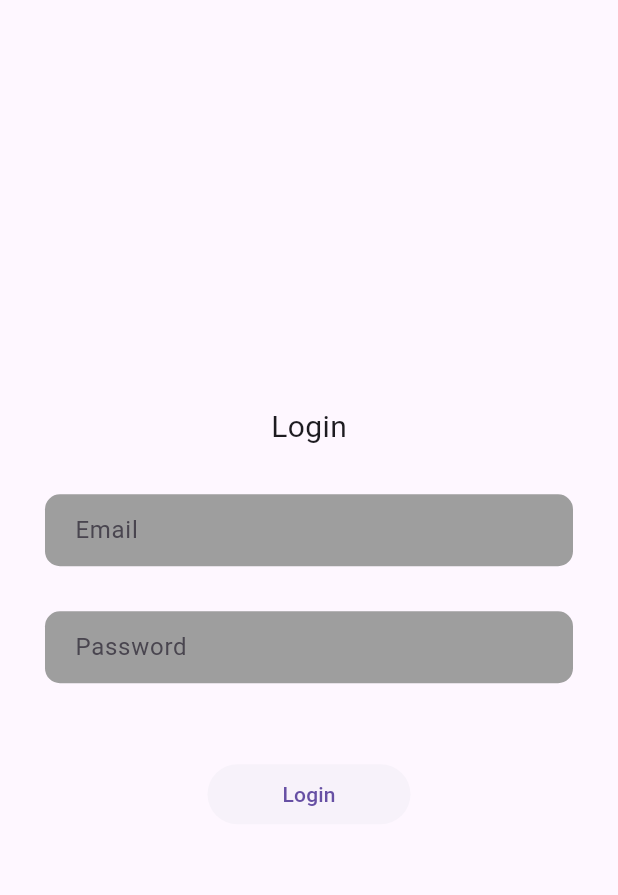
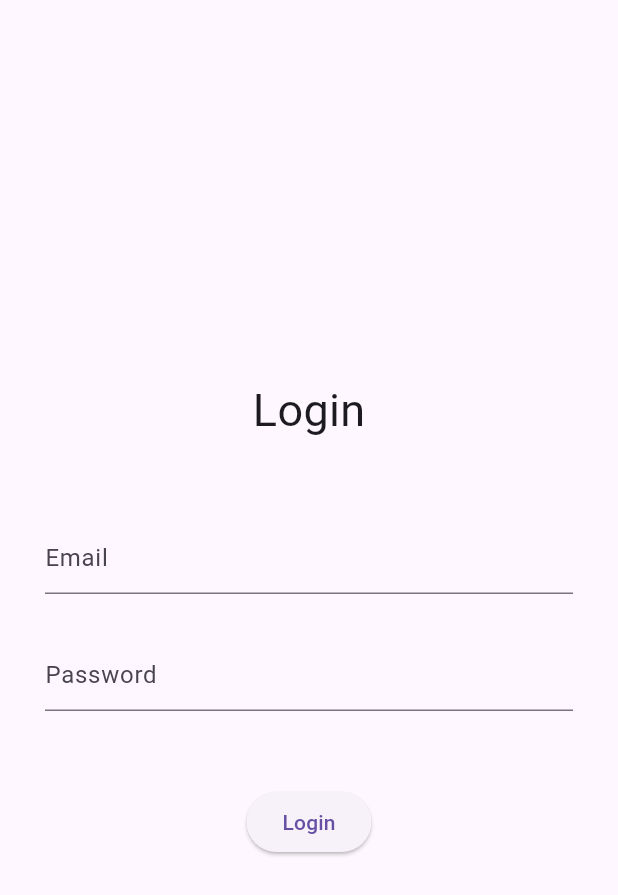
Before and after one commit to zloadmin/flutter_test_app, a Flutter app: the screen it shows after launch, on a phone screen of 412 x 824 dp. Shown: the top 895 px of the screen. Run offline on Flutter 3.47's test engine with Material 3 defaults, Android fonts, the phone set to English and light mode, and no system bars; our stand-ins replace equatable, flutter_bloc.

Commit message:
login page with cubit state

```diff
--- /dev/null
+++ b/lib/blocs/login_cubit/login_state.dart
@@ -0,0 +1,39 @@
+import 'package:crud_api/core/responses/validation_response.dart';
+import 'package:crud_api/models/user_model.dart';
+import 'package:equatable/equatable.dart';
+
+abstract class LoginState extends Equatable {
+
+}
+
+class LoginInitial extends LoginState {
+  @override
+  List<Object?> get props => [];
+
+}
+
+class LoginLoading extends LoginState {
+  @override
+  List<Object?> get props => [];
+}
+
+class LoginSuccess extends LoginState {
+  final UserModel userModel;
+  LoginSuccess({required this.userModel});
+  @override
+  List<Object?> get props => [userModel];
+}
+
+class LoginValidationError extends LoginState {
+  final ValidationResponse validationResponse;
+  LoginValidationError({required this.validationResponse});
+  String? getError(String key) {
+    return validationResponse.getError(key);
+  }
+  @override
+  List<Object?> get props => [validationResponse];
+}
+
+class LoginFailed extends LoginState {
+  List<Object?> get props => [];
+}
--- /dev/null
+++ b/lib/core/exceptions/validation_exception.dart
@@ -0,0 +1,8 @@
+import 'package:crud_api/core/responses/validation_response.dart';
+
+class ValidationException implements Exception {
+  ValidationResponse response;
+
+  ValidationException({required this.response});
+  ValidationException.fromJson(Map<String, dynamic> json) : response = ValidationResponse.fromJson(json);
+}
--- /dev/null
+++ b/lib/core/responses/validation_response.dart
@@ -0,0 +1,26 @@
+import 'package:equatable/equatable.dart';
+
+class ValidationResponse extends Equatable {
+  final String message;
+  final Map<String, List<String>> errors;
+
+  factory ValidationResponse.fromJson(Map<String, dynamic> json) {
+    Map<String, List<String>> errorsList = {};
+    (json['errors']).forEach((key, value) {
+      errorsList[key] = List<String>.from(value as List);
+    });
+    return ValidationResponse(
+      message: json['message'] as String,
+      errors: errorsList,
+    );
+  }
+
+  const ValidationResponse({required this.message, required this.errors});
+
+  String? getError(String key) {
+    return errors.containsKey(key) ? errors[key]?.first : null;
+  }
+
+  @override
+  List<Object?> get props => [message, errors];
+}
--- a/lib/main.dart
+++ b/lib/main.dart
@@ -1,4 +1,4 @@
-import './views/login_page.dart';
+import './pages/login_page.dart';
 import 'package:flutter/material.dart';
 
 void main() => runApp(const MaterialApp(home: LoginPage()));
--- /dev/null
+++ b/lib/models/user_model.dart
@@ -0,0 +1,21 @@
+import 'package:equatable/equatable.dart';
+
+class UserModel extends Equatable {
+  final int id;
+  final String email;
+
+  const UserModel({required this.id, required this.email});
+
+  // Factory constructor to create a User object from a JSON Map
+  factory UserModel.fromJson(Map<String, dynamic> json) {
+    return UserModel(id: json['id'] as int, email: json['email'] as String);
+  }
+
+  // // Method to convert a User object back to a JSON Map
+  // Map<String, dynamic> toJson() {
+  //   return {'id': id, 'name': name};
+  // }
+
+  @override
+  List<Object?> get props => [id, email];
+}
--- /dev/null
+++ b/lib/pages/login_page.dart
@@ -0,0 +1,85 @@
+import 'package:crud_api/blocs/login_cubit/login_cubit.dart';
+import 'package:crud_api/pages/widgets/input_widget.dart';
+import 'package:crud_api/pages/widgets/text_error.dart';
+import 'package:flutter/material.dart';
+import 'package:flutter_bloc/flutter_bloc.dart';
+import '../blocs/login_cubit/login_state.dart';
+
+class LoginPage extends StatefulWidget {
+  const LoginPage({super.key});
+
+  @override
+  State<LoginPage> createState() => _LoginPageState();
+}
+
+class _LoginPageState extends State<LoginPage> {
+  final TextEditingController _emailController = TextEditingController();
+  final TextEditingController _passwordController = TextEditingController();
+
+  Widget ProgressIndicator() {
+    return Center(
+      // Wrap the CircularProgressIndicator with Center
+      child: CircularProgressIndicator(),
+    );
+  }
+
+  Widget LoginForm(BuildContext context, LoginState loginState) {
+    return Padding(
+      padding: const EdgeInsets.symmetric(horizontal: 30.0),
+      child: Column(
+        mainAxisAlignment: MainAxisAlignment.center,
+        children: [
+          Text('Login', style: TextStyle(fontSize: 30)),
+          SizedBox(height: 30),
+          TextError(text: loginState is LoginFailed ? 'Server Error' : null),
+          InputWidget(
+            hintText: 'Email',
+            controller: _emailController,
+            validationError: loginState is LoginValidationError
+                ? loginState.getError('email')
+                : null,
+          ),
+          SizedBox(height: 30),
+          InputWidget(
+            hintText: 'Password',
+            controller: _passwordController,
+            obscureText: true,
+            validationError: loginState is LoginValidationError
+                ? loginState.getError('password')
+                : null,
+          ),
+          SizedBox(height: 50),
+          ElevatedButton(
+            onPressed: () {
+              context.read<LoginCubit>().submit(
+                _emailController.text,
+                _passwordController.text,
+              );
+            },
+            child: const Text('Login'),
+          ),
+        ],
+      ),
+    );
+  }
+
+  @override
+  Widget build(BuildContext context) {
+    return BlocProvider(
+      create: (_) => LoginCubit(),
+      child: Scaffold(
+        body: BlocBuilder<LoginCubit, LoginState>(
+          builder: (context, loginState) {
+            if (loginState is LoginLoading) {
+              return ProgressIndicator();
+            }
+            if (loginState is LoginSuccess) {
+              // redirect
+            }
+            return LoginForm(context, loginState);
+          },
+        ),
+      ),
+    );
+  }
+}
--- a/lib/views/widgets/input_widget.dart
+++ b/lib/pages/widgets/input_widget.dart
@@ -7,9 +7,11 @@ class InputWidget extends StatelessWidget {
     required this.hintText,
     required this.controller,
     this.obscureText = false,
+    this.validationError,
   });
 
   final String hintText;
+  final String? validationError;
   final TextEditingController controller;
   final bool obscureText;
 
@@ -18,16 +20,18 @@ class InputWidget extends StatelessWidget {
     return Container(
       width: double.infinity,
       decoration: BoxDecoration(
-        color: Colors.grey,
-        borderRadius: BorderRadius.circular(10),
+        // color: Colors.grey,
+        // borderRadius: BorderRadius.circular(10),
       ),
       child: TextField(
         obscureText: obscureText,
         controller: controller,
         decoration: InputDecoration(
-          border: InputBorder.none,
+          // border: InputBorder.none,
           hintText: hintText,
-          contentPadding: EdgeInsets.symmetric(horizontal: 20),
+          errorText: validationError,
+          // errorStyle: TextStyle(color: Colors.red)
+          // contentPadding: EdgeInsets.symmetric(horizontal: 20),
         ),
       ),
     );
--- a/lib/views/login_page.dart
+++ /dev/null
@@ -1,49 +0,0 @@
-import 'package:crud_api/views/widgets/input_widget.dart';
-import 'package:flutter/material.dart';
-import 'package:flutter/services.dart';
-
-class LoginPage extends StatefulWidget {
-  const LoginPage({super.key});
-
-  @override
-  State<LoginPage> createState() => _LoginPageState();
-}
-
-class _LoginPageState extends State<LoginPage> {
-  final TextEditingController _emailController = TextEditingController();
-  final TextEditingController _passwordController = TextEditingController();
-
-  @override
-  Widget build(BuildContext context) {
-    return Scaffold(
-      body: Center(
-        child: Padding(
-          padding: const EdgeInsets.symmetric(horizontal: 30.0),
-          child: Column(
-            mainAxisAlignment: MainAxisAlignment.center,
-            children: [
-              Text('Login', style: TextStyle(fontSize: 20)),
-              SizedBox(height: 30),
-              InputWidget(hintText: 'Email', controller: _emailController),
-              SizedBox(height: 30),
-              InputWidget(
-                hintText: 'Password',
-                controller: _passwordController,
-                obscureText: true,
-              ),
-              SizedBox(height: 50),
-              ElevatedButton(
-                style: ElevatedButton.styleFrom(
-                  padding: EdgeInsets.symmetric(horizontal: 50, vertical: 10),
-                  elevation: 0,
-                ),
-                onPressed: () {},
-                child: const Text('Login'),
-              ),
-            ],
-          ),
-        ),
-      ),
-    );
-  }
-}
--- a/pubspec.yaml
+++ b/pubspec.yaml
@@ -34,6 +34,9 @@ dependencies:
   # The following adds the Cupertino Icons font to your application.
   # Use with the CupertinoIcons class for iOS style icons.
   cupertino_icons: ^1.0.8
+  flutter_bloc: ^9.1.1
+  equatable: ^2.0.7
+  http: ^1.5.0
 
 dev_dependencies:
   flutter_test:
```
Also changed, not shown: lib/blocs/login_cubit/login_cubit.dart (added, +29 -0 lines), lib/clients/api_client.dart (added, +39 -0 lines), lib/pages/widgets/text_error.dart (added, +12 -0 lines), pubspec.lock, 2 other files.
